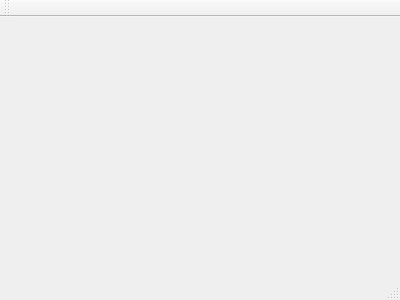
Above: IHM_DataBaseTools/mainwindow.ui from FredericFernandesOranization/IHM_Project before the change. Below: the same form after it.
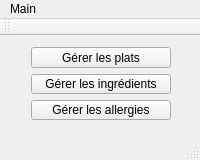
That is the form after the change.

Commit message: ajout d'un outils pour la géstion de la base de donnée

```diff
--- a/IHM_DataBaseTools/mainwindow.ui
+++ b/IHM_DataBaseTools/mainwindow.ui
@@ -1,24 +1,106 @@
 <ui version="4.0">
  <class>MainWindow</class>
- <widget class="QMainWindow" name="MainWindow" >
-  <property name="geometry" >
+ <widget class="QMainWindow" name="MainWindow">
+  <property name="windowModality">
+   <enum>Qt::NonModal</enum>
+  </property>
+  <property name="geometry">
    <rect>
     <x>0</x>
     <y>0</y>
-    <width>400</width>
-    <height>300</height>
+    <width>200</width>
+    <height>160</height>
    </rect>
   </property>
-  <property name="windowTitle" >
-   <string>MainWindow</string>
+  <property name="minimumSize">
+   <size>
+    <width>200</width>
+    <height>160</height>
+   </size>
   </property>
-  <widget class="QMenuBar" name="menuBar" />
-  <widget class="QToolBar" name="mainToolBar" />
-  <widget class="QWidget" name="centralWidget" />
-  <widget class="QStatusBar" name="statusBar" />
+  <property name="maximumSize">
+   <size>
+    <width>200</width>
+    <height>160</height>
+   </size>
+  </property>
+  <property name="sizeIncrement">
+   <size>
+    <width>200</width>
+    <height>160</height>
+   </size>
+  </property>
+  <property name="mouseTracking">
+   <bool>false</bool>
+  </property>
+  <property name="windowTitle">
+   <string>Géstionnaire</string>
+  </property>
+  <property name="unifiedTitleAndToolBarOnMac">
+   <bool>true</bool>
+  </property>
+  <widget class="QWidget" name="centralWidget">
+   <widget class="QWidget" name="">
+    <property name="geometry">
+     <rect>
+      <x>20</x>
+      <y>0</y>
+      <width>162</width>
+      <height>95</height>
+     </rect>
+    </property>
+    <layout class="QVBoxLayout" name="verticalLayout">
+     <item>
+      <widget class="QPushButton" name="btnLesPlats">
+       <property name="text">
+        <string>Gérer les plats</string>
+       </property>
+      </widget>
+     </item>
+     <item>
+      <widget class="QPushButton" name="btnIngr">
+       <property name="text">
+        <string>Gérer les ingrédients</string>
+       </property>
+      </widget>
+     </item>
+     <item>
+      <widget class="QPushButton" name="btnAlle">
+       <property name="text">
+        <string>Gérer les allergies</string>
+       </property>
+      </widget>
+     </item>
+    </layout>
+   </widget>
+  </widget>
+  <widget class="QMenuBar" name="menuBar">
+   <property name="geometry">
+    <rect>
+     <x>0</x>
+     <y>0</y>
+     <width>200</width>
+     <height>25</height>
+    </rect>
+   </property>
+   <widget class="QMenu" name="menuG_stionnaire_de_votre_base_de_donn_e">
+    <property name="title">
+     <string>Main</string>
+    </property>
+   </widget>
+   <addaction name="menuG_stionnaire_de_votre_base_de_donn_e"/>
+  </widget>
+  <widget class="QToolBar" name="mainToolBar">
+   <attribute name="toolBarArea">
+    <enum>TopToolBarArea</enum>
+   </attribute>
+   <attribute name="toolBarBreak">
+    <bool>false</bool>
+   </attribute>
+  </widget>
+  <widget class="QStatusBar" name="statusBar"/>
  </widget>
- <layoutDefault spacing="6" margin="11" />
- <pixmapfunction></pixmapfunction>
+ <layoutdefault spacing="6" margin="11"/>
  <resources/>
  <connections/>
 </ui>
```
Left out of the diff: 1 changed line with no effect on the pictures. The commit also changes 25 other files.
